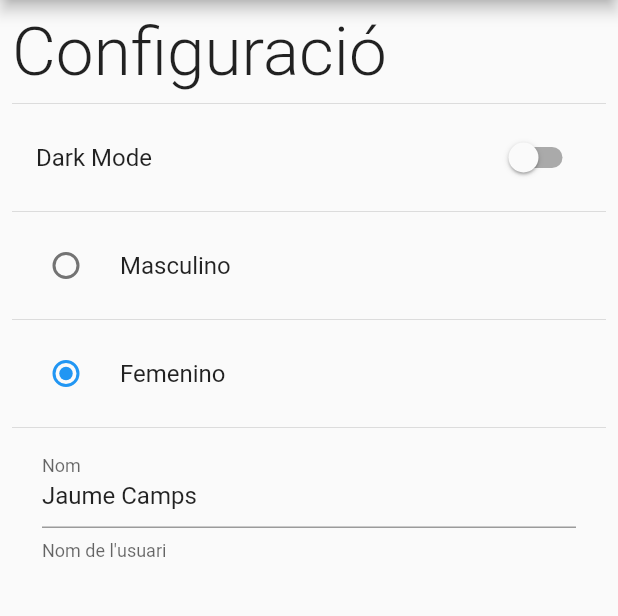
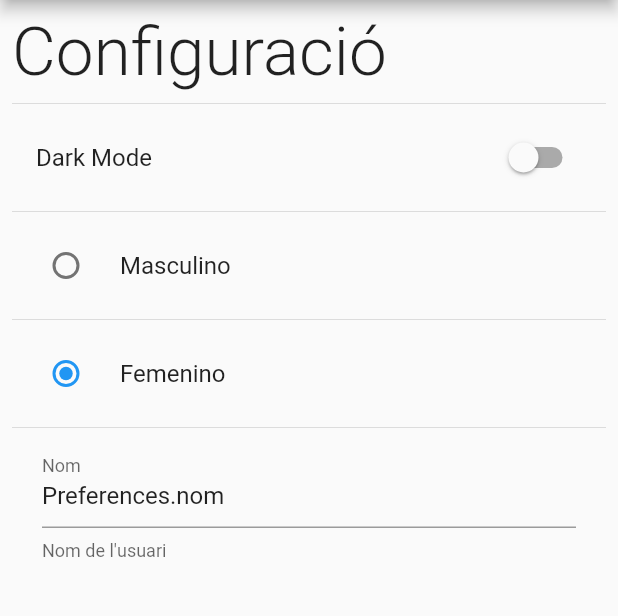
Before and after one commit to Steppewolff/PMDM_preferenciasFLutter, a Flutter app: the SettingsScreen screen opened by its route, after a tap on "Femenino", on a phone screen of 412 x 824 dp, the part 84-700 px from its top. Run offline on Flutter 3.47's test engine with Material 2 defaults, Android fonts, the phone set to English and light mode, and no system bars; our stand-ins replace shared_preferences; missing offline and left inert: dart:ffi; accounts and stored records are empty.

Commit message:
Cambios en preferences.dart y settings_screen

```diff
--- a/lib/main.dart
+++ b/lib/main.dart
@@ -1,8 +1,12 @@
 import 'package:flutter/material.dart';
-
+import 'package:preferences_app_plantilla/preferences/preferences.dart';
 import 'screens/screens.dart';
 
-void main() => runApp(MyApp());
+void main() async {
+  WidgetsFlutterBinding.ensureInitialized();
+  await Preferences.init();
+  runApp(MyApp());
+}
 
 class MyApp extends StatelessWidget {
   const MyApp({Key? key}) : super(key: key);
@@ -17,6 +21,7 @@ class MyApp extends StatelessWidget {
         HomeScreen.routerName: (_) => const HomeScreen(),
         SettingsScreen.routerName: (_) => const SettingsScreen()
       },
+      theme: Preferences.isDarkMode ? ThemeData.dark() : ThemeData.light(),
     );
   }
 }
--- /dev/null
+++ b/lib/preferences/preferences.dart
@@ -0,0 +1,41 @@
+import 'dart:ffi';
+
+import 'package:shared_preferences/shared_preferences.dart';
+
+class Preferences {
+  static late SharedPreferences _prefs;
+  static String _nom = "";
+  static bool _isDarkMode = false;
+  static int _genere = 1;
+
+  static Future init() async {
+    _prefs = await SharedPreferences.getInstance();
+  }
+
+  static String get nom {
+    return _prefs.getString('nom') ?? _nom;
+  }
+
+  static set nom(String value) {
+    _nom = value;
+    _prefs.setString('nom', value);
+  }
+
+  static bool get isDarkMode {
+    return _prefs.getBool('darkmode') ?? _isDarkMode;
+  }
+
+  static set isDarkMode(bool value) {
+    _isDarkMode = value;
+    _prefs.setBool('darkmode', value);
+  }
+
+  static int get genere {
+    return _prefs.getInt('genere') ?? _genere;
+  }
+
+  static set genere(int value) {
+    _genere = value;
+    _prefs.setInt('genere', value);
+  }
+}
--- a/lib/screens/home_screen.dart
+++ b/lib/screens/home_screen.dart
@@ -1,7 +1,8 @@
 import 'package:flutter/material.dart';
 import 'package:preferences_app_plantilla/widgets/widgets.dart';
 
-//PMDM04
+import '../preferences/preferences.dart';
+
 class HomeScreen extends StatelessWidget {
   static const String routerName = 'home';
 
@@ -16,12 +17,14 @@ class HomeScreen extends StatelessWidget {
         drawer: const SideMenu(),
         body: Column(
           mainAxisAlignment: MainAxisAlignment.center,
-          children: const [
-            Text('Dark Mode'),
+          children: [
+            Text('Dark Mode: ${Preferences.isDarkMode}'),
             Divider(),
-            Text('Gènere'),
+            Text('Gènere: ${Preferences.genere}'),
             Divider(),
-            Text('Nom d\'usuari:'),
+//            Text('Nom d\'usuari: ${Preferences.nom}'),
+//Mismo error que en settings_screen.dart
+            Text('Nom d\'usuari: '),
             Divider()
           ],
         ));
--- a/lib/screens/settings_screen.dart
+++ b/lib/screens/settings_screen.dart
@@ -1,5 +1,7 @@
 import 'package:flutter/material.dart';
 import 'package:preferences_app_plantilla/widgets/widgets.dart';
+
+import '../preferences/preferences.dart';
 
 class SettingsScreen extends StatefulWidget {
   static const String routerName = 'settings';
@@ -11,9 +13,9 @@ class SettingsScreen extends StatefulWidget {
 }
 
 class _SettingsScreenState extends State<SettingsScreen> {
-  bool _isDarkMode = false;
-  int _genere = 1;
-  String _nom = 'Jaume Camps';
+  // bool _isDarkMode = false;
+  // int _genere = 1;
+  // String _nom = 'Jaume Camps';
 
   @override
   Widget build(BuildContext context) {
@@ -33,37 +35,39 @@ class _SettingsScreenState extends State<SettingsScreen> {
                         TextStyle(fontSize: 45, fontWeight: FontWeight.w300)),
                 const Divider(),
                 SwitchListTile(
-                    value: _isDarkMode,
+                    value: Preferences.isDarkMode,
                     title: const Text('Dark Mode'),
                     onChanged: (value) {
-                      _isDarkMode = value;
+                      Preferences.isDarkMode = value;
                       setState(() {});
                     }),
                 const Divider(),
                 RadioListTile<int>(
                     value: 1,
-                    groupValue: _genere,
+                    groupValue: Preferences.genere,
                     title: const Text('Masculino'),
                     onChanged: (value) {
-                      _genere = value ?? 1;
+                      Preferences.genere = value ?? 1;
                       setState(() {});
                     }),
                 const Divider(),
                 RadioListTile<int>(
                     value: 2,
-                    groupValue: _genere,
+                    groupValue: Preferences.genere,
                     title: const Text('Femenino'),
                     onChanged: (value) {
-                      _genere = value ?? 1;
+                      Preferences.genere = value ?? 1;
                       setState(() {});
                     }),
                 Divider(),
                 Padding(
                   padding: const EdgeInsets.symmetric(horizontal: 20),
                   child: TextFormField(
-                    initialValue: 'Jaume Camps',
+//                    initialValue: Preferences.nom,
+//Da el error type 'int' is not a subtype of type 'String?' in type cast
+                    initialValue: "Preferences.nom",
                     onChanged: (value) {
-                      _nom = value;
+                      Preferences.nom = value;
                       setState(() {});
                     },
                     decoration: InputDecoration(
```
Also changed, not shown: lib/providers/theme_provider.dart (added, +8 -0 lines).
